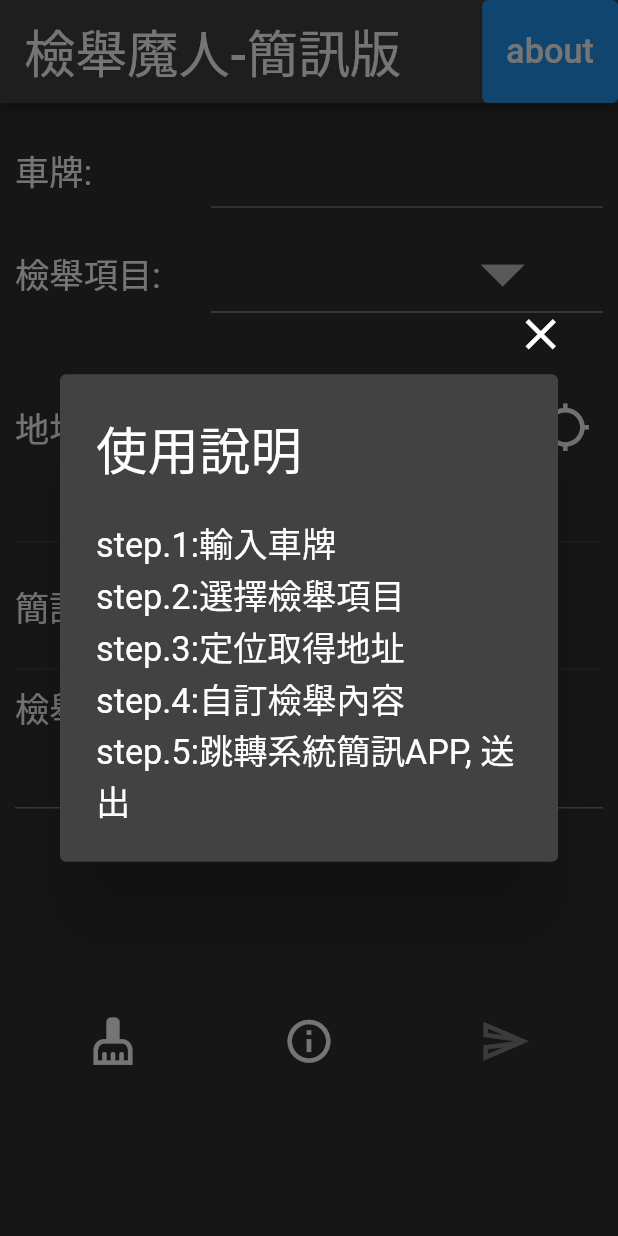
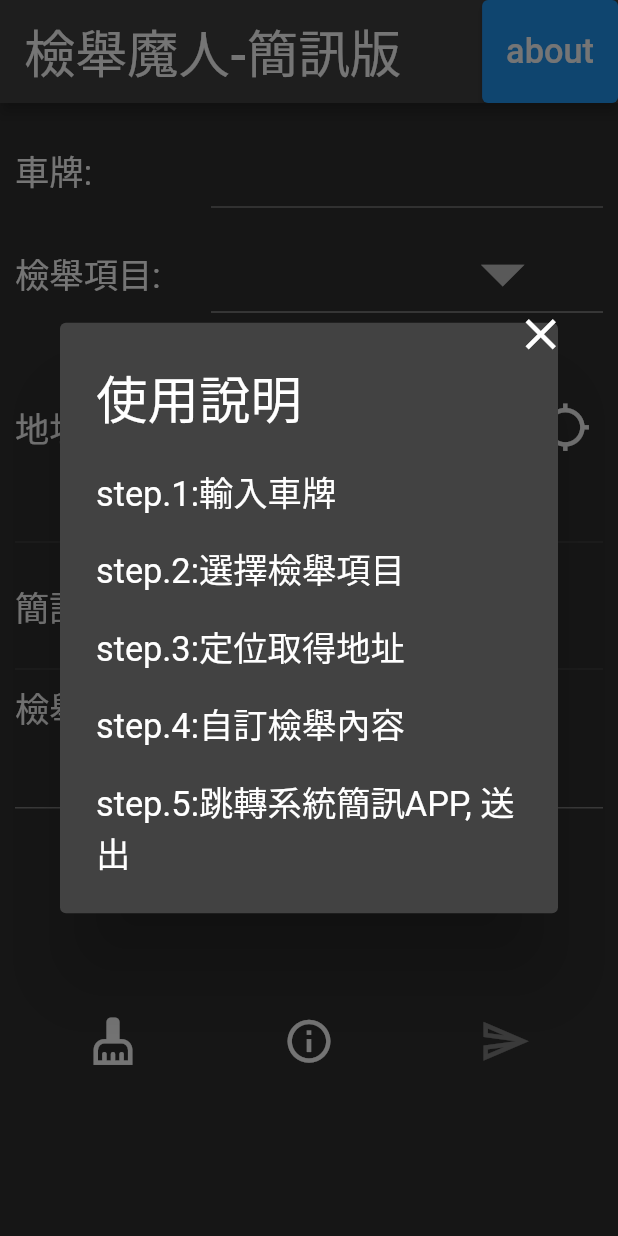
Before and after one commit to OGC-Fever/report-master, a Flutter app: the screen it shows after launch, after a tap on the "info outline" icon, on a phone screen of 412 x 824 dp. Run offline on Flutter 3.47's test engine with Material 2 defaults, Android fonts, the light colour scheme and no system bars; our stand-ins replace geocoding, geolocator; missing offline and left inert: flutter_sms.

Commit message:
mini update

```diff
--- a/lib/main.dart
+++ b/lib/main.dart
@@ -286,7 +286,7 @@ class HomePageState extends State<HomePage> {
                                     style: titleStyle,
                                   ),
                                   content: SizedBox(
-                                    height: rowHeight * 3,
+                                    height: rowHeight * 4,
                                     child: Column(
                                         crossAxisAlignment:
                                             CrossAxisAlignment.start,
--- a/pubspec.yaml
+++ b/pubspec.yaml
@@ -16,6 +16,7 @@ dependencies:
   geolocator: ^8.2.0
   provider: ^6.0.2
   flutter_sms: ^2.3.2
+  geolocator_web: ^2.1.5
 
 dev_dependencies:
   flutter_test:
```
Also changed, not shown: 1.png (added), pubspec.lock, 4 other files.
